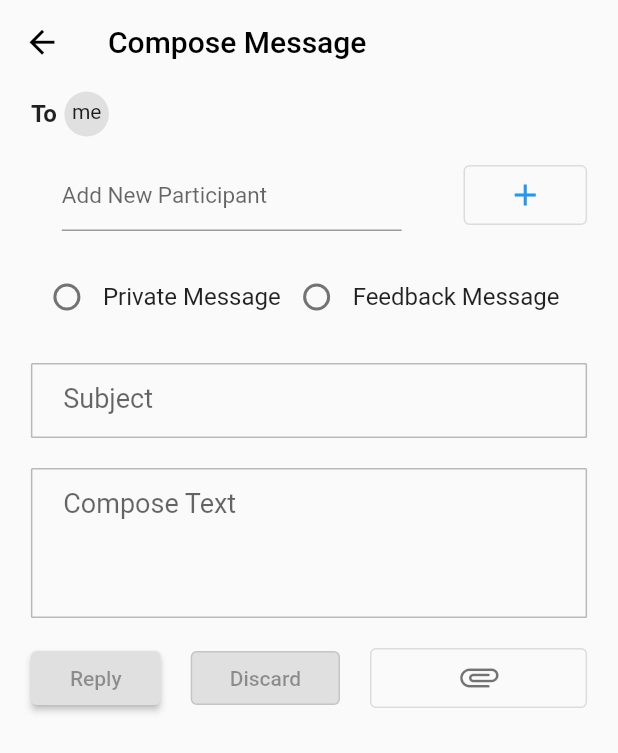
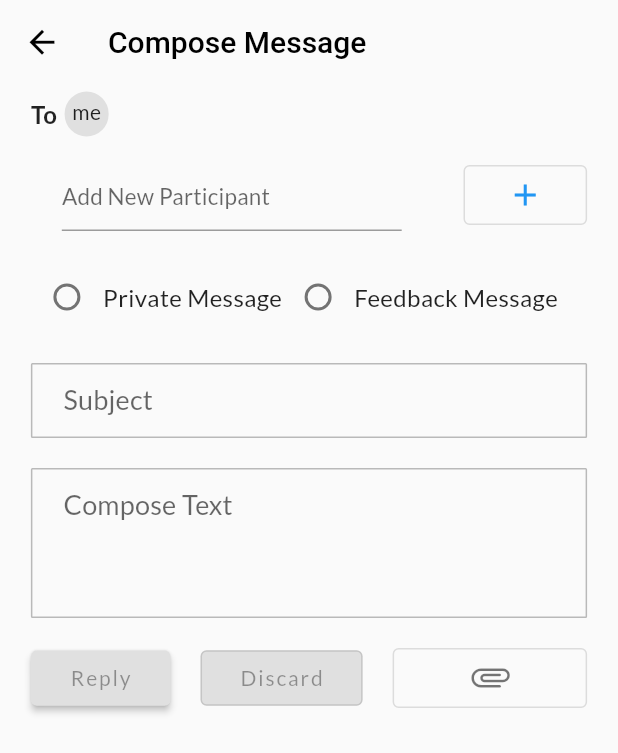
Before and after one commit to dhis2-club-tanzania/user-support-mobile, a Flutter app: the ComposePage screen opened by its route, on a phone screen of 412 x 824 dp. Shown: the top 753 px of the screen. Run offline on Flutter 3.47's test engine with Material 2 defaults, Android fonts, the phone set to English and light mode, and no system bars; our stand-ins replace file_picker, flutter_slidable, flutter_svg, google_fonts; network calls fail.

Commit message:
adding textTheme for better text experiences

```diff
--- /dev/null
+++ b/lib/helpers/textTheme.dart
@@ -0,0 +1,29 @@
+import 'package:flutter/material.dart';
+import 'package:google_fonts/google_fonts.dart';
+
+final TextTheme textTheme = TextTheme(
+  headline1: GoogleFonts.lato(
+      fontSize: 97, fontWeight: FontWeight.w300, letterSpacing: -1.5),
+  headline2: GoogleFonts.lato(
+      fontSize: 61, fontWeight: FontWeight.w300, letterSpacing: -0.5),
+  headline3: GoogleFonts.lato(fontSize: 48, fontWeight: FontWeight.w400),
+  headline4: GoogleFonts.lato(
+      fontSize: 34, fontWeight: FontWeight.w400, letterSpacing: 0.25),
+  headline5: GoogleFonts.lato(fontSize: 24, fontWeight: FontWeight.w400),
+  headline6: GoogleFonts.lato(
+      fontSize: 20, fontWeight: FontWeight.w500, letterSpacing: 0.15),
+  subtitle1: GoogleFonts.lato(
+      fontSize: 16, fontWeight: FontWeight.w400, letterSpacing: 0.15),
+  subtitle2: GoogleFonts.lato(
+      fontSize: 14, fontWeight: FontWeight.w500, letterSpacing: 0.1),
+  bodyText1: GoogleFonts.lato(
+      fontSize: 16, fontWeight: FontWeight.w400, letterSpacing: 0.5),
+  bodyText2: GoogleFonts.lato(
+      fontSize: 14, fontWeight: FontWeight.w400, letterSpacing: 0.25),
+  button: GoogleFonts.lato(
+      fontSize: 14, fontWeight: FontWeight.w500, letterSpacing: 1.25),
+  caption: GoogleFonts.lato(
+      fontSize: 12, fontWeight: FontWeight.w400, letterSpacing: 0.4),
+  overline: GoogleFonts.lato(
+      fontSize: 10, fontWeight: FontWeight.w400, letterSpacing: 1.5),
+);
--- a/lib/models/message.dart
+++ b/lib/models/message.dart
@@ -61,7 +61,7 @@ class Message {
             : null,
         favorite: json["favorite"].toString(),
         access: Access.fromJson(json["access"] as Map<String, dynamic>),
-        sender: json["Sender"] != null
+        sender: json["sender"] != null
             ? User.fromJson(json["sender"] as Map<String, dynamic>)
             : null,
         favorites: List<dynamic>.from(
--- a/lib/pages/home_page.dart
+++ b/lib/pages/home_page.dart
@@ -9,8 +9,7 @@ class HomePage extends StatelessWidget {
 
   @override
   Widget build(BuildContext context) {
-
-    // context.read<MessageModel>().fetchPrivateMessages;
+    context.read<MessageModel>().fetchPrivateMessages;
 
     return const Scaffold(
       body: InboxPage(),
--- a/lib/pages/inbox_page.dart
+++ b/lib/pages/inbox_page.dart
@@ -56,12 +56,12 @@ class _InboxPageState extends State<InboxPage> {
                               ),
                               searchBarWidget(context, value),
                               const Padding(
-                                padding: EdgeInsets.all(8.0),
+                                padding: EdgeInsets.only(left: 8.0, top: 8.0),
                                 child: Text(
                                   'Inbox',
                                   style: TextStyle(
                                       fontSize: 20,
-                                      fontWeight: FontWeight.w500),
+                                      fontWeight: FontWeight.w400),
                                 ),
                               ),
                               ListView.builder(
--- a/pubspec.yaml
+++ b/pubspec.yaml
@@ -16,6 +16,7 @@ dependencies:
     sdk: flutter
   flutter_slidable: ^0.6.0
   flutter_svg: ^0.22.0
+  google_fonts: ^2.1.0
   http: ^0.13.3
   provider: ^5.0.0
 
```
Also changed, not shown: lib/main.dart (+10 -8 lines), lib/pages/message_conversation_page.dart (+26 -15 lines), pubspec.lock.
